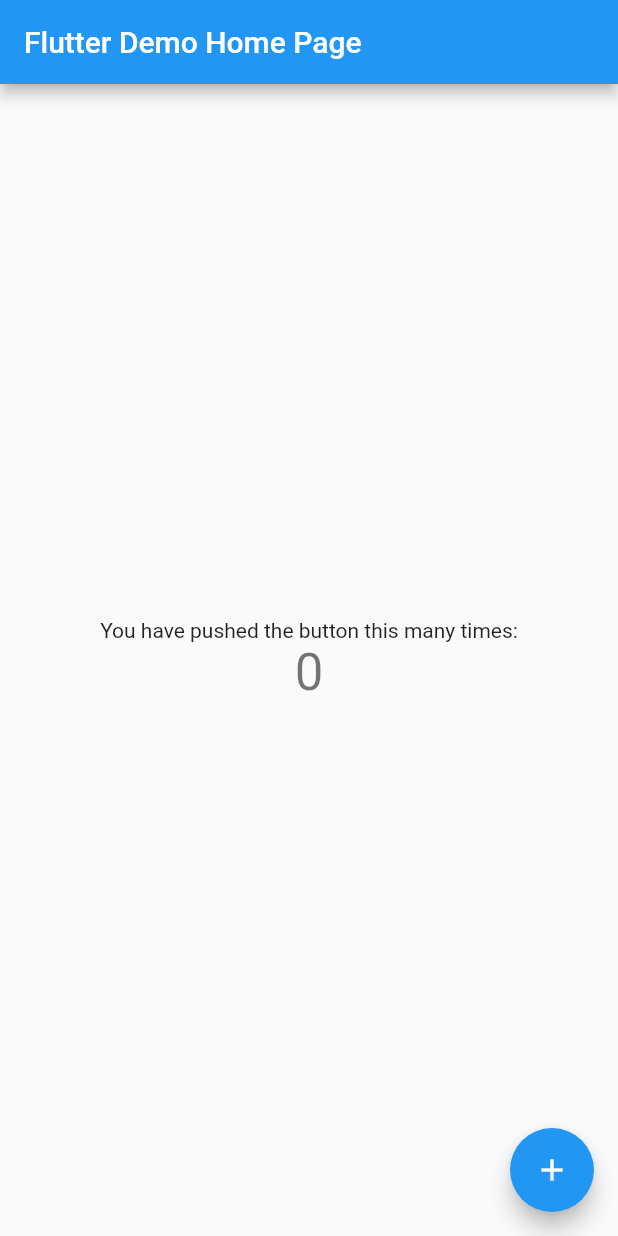
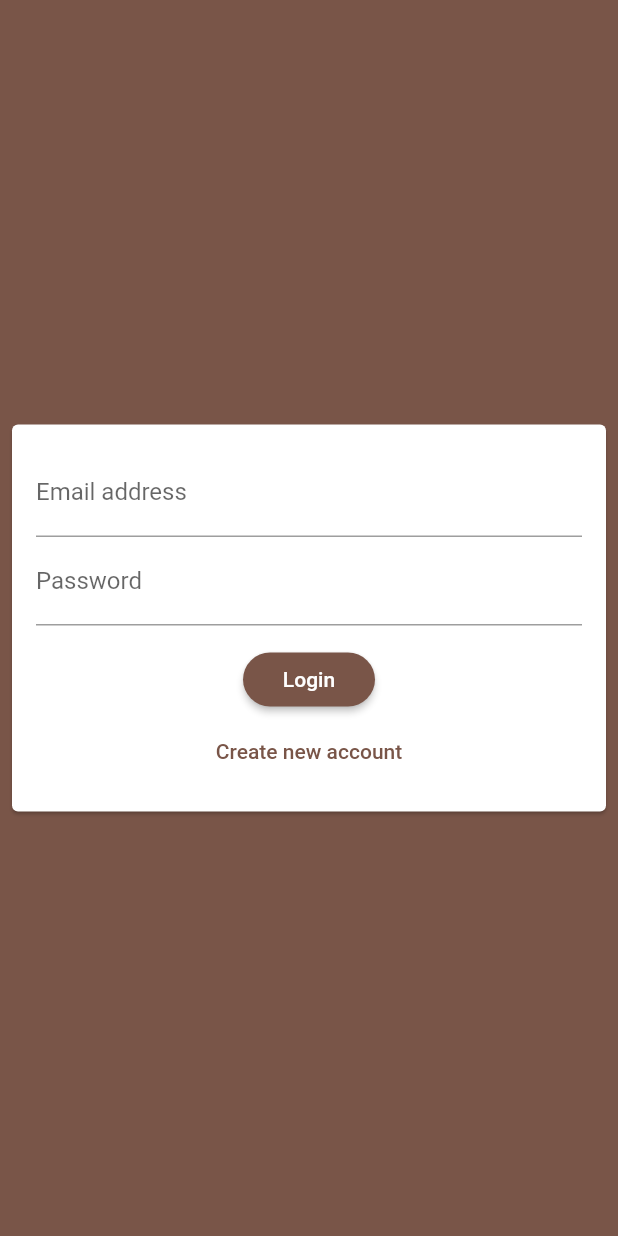
Before and after one commit to houdayec/sandbox-flutter, a Flutter app: the screen it shows after launch, on a phone screen of 412 x 824 dp. Run offline on Flutter 3.47's test engine with Material 2 defaults, Android fonts, the light colour scheme and no system bars; our stand-ins replace audioplayers, auto_size_text, bloc, cloud_firestore, dartz, equatable and 7 more; missing offline and left inert: flutter_cupertino_date_picker, searchable_dropdown; accounts and stored records are empty; generated files the repository leaves out were written again.

Commit message:
Chat App - stopped at step 334

```diff
--- a/udemy_chat_app/lib/main.dart
+++ b/udemy_chat_app/lib/main.dart
@@ -1,4 +1,7 @@
+import 'package:firebase_auth/firebase_auth.dart';
 import 'package:flutter/material.dart';
+import 'package:udemy_chat_app/screens/auth_screen.dart';
+import 'package:udemy_chat_app/screens/chat_screen.dart';
 
 void main() {
   runApp(MyApp());
@@ -9,58 +12,29 @@
   @override
   Widget build(BuildContext context) {
     return MaterialApp(
-      title: 'Flutter Demo',
+      title: 'Flutter Chat',
       theme: ThemeData(
-        primarySwatch: Colors.blue,
+        primarySwatch: Colors.brown,
+        backgroundColor: Colors.brown,
+        accentColor: Colors.lime,
+        accentColorBrightness: Brightness.dark,
+        buttonTheme: ButtonTheme.of(context).copyWith(
+          buttonColor: Colors.brown,
+          textTheme: ButtonTextTheme.primary,
+          shape: RoundedRectangleBorder(
+            borderRadius: BorderRadius.circular(20),
+          ),
+        ),
         visualDensity: VisualDensity.adaptivePlatformDensity,
       ),
-      home: MyHomePage(title: 'Flutter Demo Home Page'),
-    );
-  }
-}
-
-class MyHomePage extends StatefulWidget {
-  MyHomePage({Key key, this.title}) : super(key: key);
-
-  final String title;
-
-  @override
-  _MyHomePageState createState() => _MyHomePageState();
-}
-
-class _MyHomePageState extends State<MyHomePage> {
-  int _counter = 0;
-
-  void _incrementCounter() {
-    setState(() {
-      _counter++;
-    });
-  }
-
-  @override
-  Widget build(BuildContext context) {
-    return Scaffold(
-      appBar: AppBar(
-        title: Text(widget.title),
-      ),
-      body: Center(
-        child: Column(
-          mainAxisAlignment: MainAxisAlignment.center,
-          children: <Widget>[
-            Text(
-              'You have pushed the button this many times:',
-            ),
-            Text(
-              '$_counter',
-              style: Theme.of(context).textTheme.headline4,
-            ),
-          ],
-        ),
-      ),
-      floatingActionButton: FloatingActionButton(
-        onPressed: _incrementCounter,
-        tooltip: 'Increment',
-        child: Icon(Icons.add),
+      home: StreamBuilder(
+        stream: FirebaseAuth.instance.onAuthStateChanged,
+        builder: (ctx, userSnapshot) {
+          if (userSnapshot.hasData) {
+            return ChatScreen();
+          }
+          return AuthScreen();
+        },
       ),
     );
   }
--- a/udemy_chat_app/lib/screens/auth_screen.dart
+++ b/udemy_chat_app/lib/screens/auth_screen.dart
@@ -0,0 +1,85 @@
+import 'dart:io';
+
+import 'package:cloud_firestore/cloud_firestore.dart';
+import 'package:firebase_auth/firebase_auth.dart';
+import 'package:firebase_storage/firebase_storage.dart';
+import 'package:flutter/material.dart';
+import 'package:flutter/services.dart';
+import 'package:udemy_chat_app/widgets/auth/auth_form.dart';
+
+class AuthScreen extends StatefulWidget {
+  AuthScreen({Key key}) : super(key: key);
+
+  @override
+  _AuthScreenState createState() => _AuthScreenState();
+}
+
+class _AuthScreenState extends State<AuthScreen> {
+  final _auth = FirebaseAuth.instance;
+  bool _isLoading = false;
+
+  void _submitAuthForm(String email, String password, String username,
+      File image, bool isLogin, BuildContext ctx) async {
+    AuthResult authResult;
+    try {
+      setState(() {
+        _isLoading = true;
+      });
+      if (isLogin) {
+        authResult = await _auth.signInWithEmailAndPassword(
+          email: email,
+          password: password,
+        );
+      } else {
+        authResult = await _auth.createUserWithEmailAndPassword(
+          email: email,
+          password: password,
+        );
+        final ref = FirebaseStorage.instance
+            .ref()
+            .child("user_images")
+            .child(authResult.user.uid + ".jpg");
+
+        await ref.putFile(image).onComplete;
+
+        final url = await ref.getDownloadURL();
+
+        await Firestore.instance
+            .collection("users")
+            .document(authResult.user.uid)
+            .setData({
+          "email": email,
+          "username": username,
+          "image_url": url,
+        });
+      }
+      setState(() {
+        _isLoading = true;
+      });
+    } on PlatformException catch (err) {
+      var message = "An error occured, please check your credentials.";
+      if (err.message != null) {
+        message = err.message;
+      }
+
+      setState(() {
+        _isLoading = false;
+      });
+
+      Scaffold.of(ctx).showSnackBar(
+        SnackBar(
+          content: Text(message),
+          backgroundColor: Theme.of(ctx).errorColor,
+        ),
+      );
+    }
+  }
+
+  @override
+  Widget build(BuildContext context) {
+    return Scaffold(
+      backgroundColor: Theme.of(context).primaryColor,
+      body: AuthForm(_submitAuthForm, _isLoading),
+    );
+  }
+}
--- /dev/null
+++ b/udemy_chat_app/lib/widgets/auth/auth_form.dart
@@ -0,0 +1,141 @@
+import 'dart:io';
+
+import 'package:flutter/material.dart';
+import 'package:udemy_chat_app/widgets/auth/user_image_picker.dart';
+
+class AuthForm extends StatefulWidget {
+  AuthForm(this._submitAuthForm, this._isLoading);
+
+  final void Function(String email, String password, String username,
+      File image, bool isLogin, BuildContext ctx) _submitAuthForm;
+
+  final bool _isLoading;
+
+  @override
+  _AuthFormState createState() => _AuthFormState();
+}
+
+class _AuthFormState extends State<AuthForm> {
+  final _formKey = GlobalKey<FormState>();
+  var _isLogin = true;
+  var _userEmail = "";
+  var _userUsername = "";
+  var _userPassword = "";
+  File _userImageFile;
+
+  void _trySubmit() {
+    final isValid = _formKey.currentState.validate();
+    FocusScope.of(context).unfocus();
+
+    if (_userImageFile == null && !_isLogin) {
+      Scaffold.of(context).showSnackBar(
+        SnackBar(
+          content: Text("Please pick an image"),
+          backgroundColor: Theme.of(context).errorColor,
+        ),
+      );
+      return;
+    }
+
+    if (isValid && _userImageFile != null) {
+      _formKey.currentState.save();
+      widget._submitAuthForm(_userEmail.trim(), _userPassword,
+          _userUsername.trim(), _userImageFile, _isLogin, context);
+    }
+  }
+
+  void _pickedImage(File image) {
+    _userImageFile = image;
+  }
+
+  @override
+  Widget build(BuildContext context) {
+    return Center(
+      child: Card(
+        margin: const EdgeInsets.all(8),
+        child: SingleChildScrollView(
+          child: Padding(
+            padding: const EdgeInsets.all(16),
+            child: Form(
+              key: _formKey,
+              child: Column(
+                mainAxisSize: MainAxisSize.min,
+                children: <Widget>[
+                  if (!_isLogin) UserImagePicker(_pickedImage),
+                  TextFormField(
+                    key: ValueKey("email"),
+                    validator: (value) {
+                      if (value.isEmpty || !value.contains("@")) {
+                        return "Please enter a valid email";
+                      } else {
+                        return null;
+                      }
+                    },
+                    keyboardType: TextInputType.emailAddress,
+                    decoration: InputDecoration(
+                      labelText: "Email address",
+                    ),
+                    onSaved: (value) {
+                      _userEmail = value;
+                    },
+                  ),
+                  if (!_isLogin)
+                    TextFormField(
+                      key: ValueKey("username"),
+                      validator: (value) {
+                        if (value.isEmpty || value.length < 4) {
+                          return "Please enter at least 4 characters";
+                        } else
+                          return null;
+                      },
+                      decoration: InputDecoration(labelText: "Username"),
+                      onSaved: (value) {
+                        _userUsername = value;
+                      },
+                    ),
+                  TextFormField(
+                    key: ValueKey("password"),
+                    validator: (value) {
+                      if (value.isEmpty || value.length < 7) {
+                        return "Password must be at least 7 characters long.";
+                      } else
+                        return null;
+                    },
+                    decoration: InputDecoration(
+                      labelText: "Password",
+                    ),
+                    obscureText: true,
+                    onSaved: (value) {
+                      _userPassword = value;
+                    },
+                  ),
+                  SizedBox(
+                    height: 12,
+                  ),
+                  if (widget._isLoading) CircularProgressIndicator(),
+                  if (!widget._isLoading)
+                    RaisedButton(
+                      child: Text(_isLogin ? "Login" : "Sign up"),
+                      onPressed: _trySubmit,
+                    ),
+                  if (!widget._isLoading)
+                    FlatButton(
+                      textColor: Theme.of(context).primaryColor,
+                      child: Text(_isLogin
+                          ? "Create new account"
+                          : "I already have an account"),
+                      onPressed: () {
+                        setState(() {
+                          _isLogin = !_isLogin;
+                        });
+                      },
+                    )
+                ],
+              ),
+            ),
+          ),
+        ),
+      ),
+    );
+  }
+}
```
Also changed, not shown: udemy_chat_app/lib/screens/chat_screen.dart (+52 -0 lines), udemy_chat_app/lib/widgets/auth/user_image_picker.dart (added, +46 -0 lines), udemy_chat_app/lib/widgets/chat/message.dart (added, +44 -0 lines), udemy_chat_app/lib/widgets/chat/message_bubble.dart (added, +82 -0 lines), udemy_chat_app/lib/widgets/chat/new_message.dart (added, +58 -0 lines), udemy_chat_app/pubspec.yaml (+9 -24 lines), udemy_chat_app/pubspec.lock, 12 other files.
